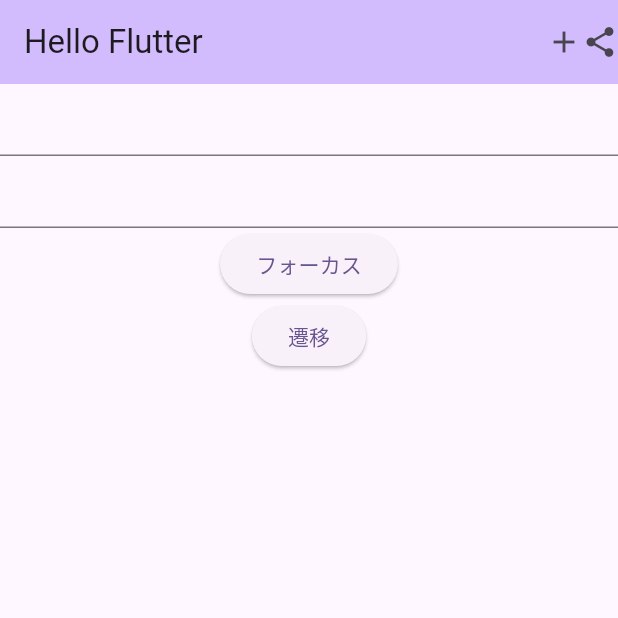
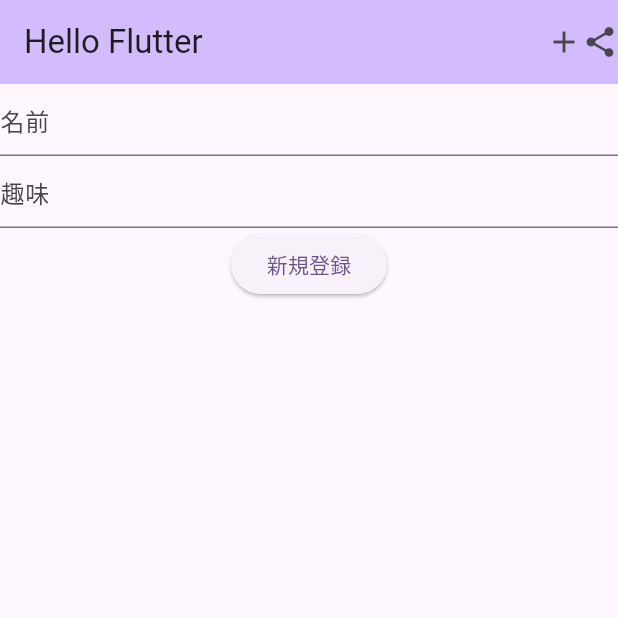
Before and after one commit to powerninja/application_dev_learning, a Flutter app: the screen it shows after launch, on a phone screen of 412 x 824 dp, the top half of it. Run offline on Flutter 3.47's test engine with Material 3 defaults, Android fonts, the phone set to English and light mode, and no system bars.

Commit message:
画面遷移後のページに名前と趣味の値を私表示する

```diff
--- a/lib/main.dart
+++ b/lib/main.dart
@@ -33,17 +33,10 @@
 }
 
 class _MyHomePageState extends State<MyHomePage> {
-  int _counter = 0;
-  String text = "";
-  String hyoji_text = "";
+  String name = '';
 
-  void _incrementCounter() {
-    setState(() {
-      _counter++;
-    });
-  }
-
-  final myFocusNode = FocusNode();
+  final _myHobbyController = TextEditingController();
+  final _myNameController = TextEditingController();
 
   @override
   Widget build(BuildContext context) {
@@ -57,29 +50,27 @@
             width: double.infinity,
             child: Column(
               children: [
-                TextField(onChanged: (value) {
-                  text = value;
-                }),
                 TextField(
-                  focusNode: myFocusNode,
+                  controller: _myNameController,
+                  decoration: const InputDecoration(
+                    hintText: '名前',
+                  ),
                 ),
-                ElevatedButton(
-                    onPressed: () => {
-                          myFocusNode.requestFocus(),
-                          setState(() {
-                            hyoji_text = text;
-                          })
-                        },
-                    child: Text('フォーカス')),
+                TextField(
+                  controller: _myHobbyController,
+                  decoration: const InputDecoration(hintText: '趣味'),
+                ),
                 ElevatedButton(
                     onPressed: () => {
                           Navigator.push(
                             context,
                             MaterialPageRoute(
-                                builder: (context) => nextPage(text)),
+                                builder: (context) => nextPage(
+                                    _myNameController.text,
+                                    _myHobbyController.text)),
                           )
                         },
-                    child: Text('遷移'))
+                    child: const Text('新規登録')),
               ],
             )));
   }
```
Also changed, not shown: lib/next_page.dart (+8 -8 lines).
